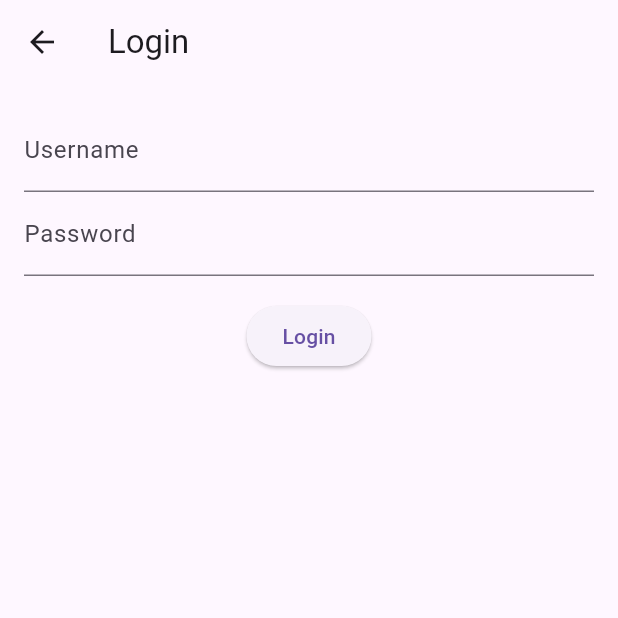
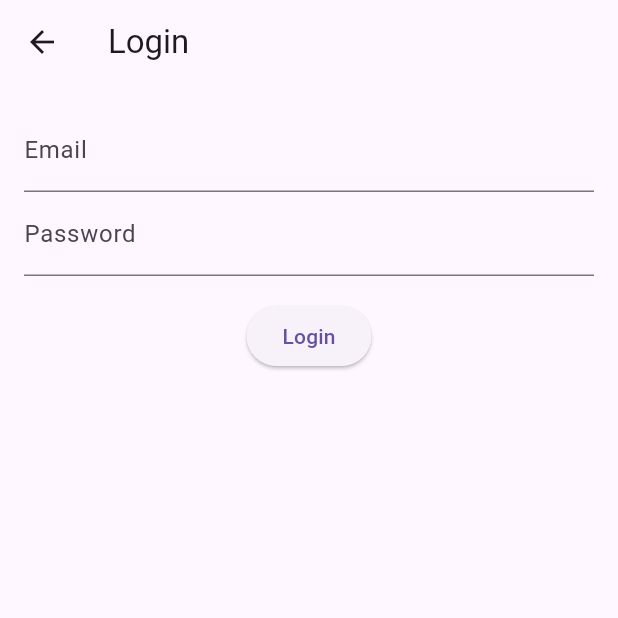
Before and after one commit to vand-derguin/Vand-Shop, a Flutter app: the LoginPage screen opened by its route, after a tap on "Login", on a phone screen of 412 x 824 dp, the top half of it. Run offline on Flutter 3.47's test engine with Material 3 defaults, Android fonts, the phone set to English and light mode, and no system bars; our stand-ins replace equatable, flutter_bloc, flutter_secure_storage; missing offline and left inert: mobile_scanner; accounts and stored records are empty; network calls fail.

Commit message:
update product page

```diff
--- a/vandshop_front_app/lib/api/api_client.dart
+++ b/vandshop_front_app/lib/api/api_client.dart
@@ -9,17 +9,16 @@ class ApiClient {
   ApiClient({required this.baseUrl, required this.tokenStorage});
 
   /// LOGIN
-  Future<Map<String, dynamic>> login(String username, String password) async {
+  Future<Map<String, dynamic>> login(String email, String password) async {
     final url = Uri.parse('$baseUrl/auth/login');
     final response = await http.post(
       url,
       headers: {'Content-Type': 'application/json'},
-      body: json.encode({'username': username, 'password': password}),
+      body: json.encode({'email': email, 'password': password}),
     );
 
     if (response.statusCode == 200) {
       final data = json.decode(response.body);
-      // Save token if exists
       if (data['token'] != null) {
         await tokenStorage.saveToken(data['token']);
       }
--- a/vandshop_front_app/lib/ui/cart_page.dart
+++ b/vandshop_front_app/lib/ui/cart_page.dart
@@ -65,7 +65,7 @@ class CartPage extends StatelessWidget {
                 child: Column(
                   children: [
                     Text(
-                      "Total: \$${totalPrice.toStringAsFixed(2)}",
+                      "Total: fcfa ${totalPrice.toStringAsFixed(2)}",
                       style: const TextStyle(
                         fontSize: 18,
                         fontWeight: FontWeight.bold,
--- a/vandshop_front_app/lib/ui/checkout_page.dart
+++ b/vandshop_front_app/lib/ui/checkout_page.dart
@@ -49,14 +49,14 @@ class CheckoutPage extends StatelessWidget {
                             fit: BoxFit.cover,
                           ),
                           title: Text(product["name"] ?? "Unnamed"),
-                          subtitle: Text("Price: ${product["price"]}"),
+                          subtitle: Text("fcfa: ${product["price"]}"),
                         ),
                       );
                     },
                   ),
                 ),
                 Text(
-                  "Total: \$${totalPrice.toStringAsFixed(2)}",
+                  "Total: fcfa ${totalPrice.toStringAsFixed(2)}",
                   style: const TextStyle(
                     fontSize: 20,
                     fontWeight: FontWeight.bold,
--- a/vandshop_front_app/lib/ui/login_page.dart
+++ b/vandshop_front_app/lib/ui/login_page.dart
@@ -12,9 +12,8 @@ class LoginPage extends StatefulWidget {
 }
 
 class _LoginPageState extends State<LoginPage> {
-  final _usernameController = TextEditingController();
+  final _emailController = TextEditingController();
   final _passwordController = TextEditingController();
-
   @override
   Widget build(BuildContext context) {
     return Scaffold(
@@ -42,8 +41,8 @@ class _LoginPageState extends State<LoginPage> {
             child: Column(
               children: [
                 TextField(
-                  controller: _usernameController,
-                  decoration: const InputDecoration(labelText: "Username"),
+                  controller: _emailController,
+                  decoration: const InputDecoration(labelText: "Email"),
                 ),
                 TextField(
                   controller: _passwordController,
@@ -55,7 +54,7 @@ class _LoginPageState extends State<LoginPage> {
                   onPressed: () {
                     context.read<AuthBloc>().add(
                       AuthLoginRequested(
-                        _usernameController.text,
+                        _emailController.text,
                         _passwordController.text,
                       ),
                     );
--- a/vandshop_front_app/lib/ui/products_page.dart
+++ b/vandshop_front_app/lib/ui/products_page.dart
@@ -66,7 +66,7 @@ class _ProductsPageState extends State<ProductsPage> {
                   },
                   child: const Text(
                     "Login",
-                    style: TextStyle(color: Colors.white),
+                    style: TextStyle(color: Color(0xFF080404)),
                   ),
                 );
               }
@@ -205,7 +205,7 @@ class _ProductsPageState extends State<ProductsPage> {
                             ),
                           ),
                           const SizedBox(height: 4),
-                          Text("Price: ${product["price"] ?? "?"}"),
+                          Text("fcfa: ${product["price"] ?? "?"}"),
                           const SizedBox(height: 8),
                           ElevatedButton(
                             onPressed: () {
```
Also changed, not shown: Screenshot_20250828-073918.png (added), 1 other file.
